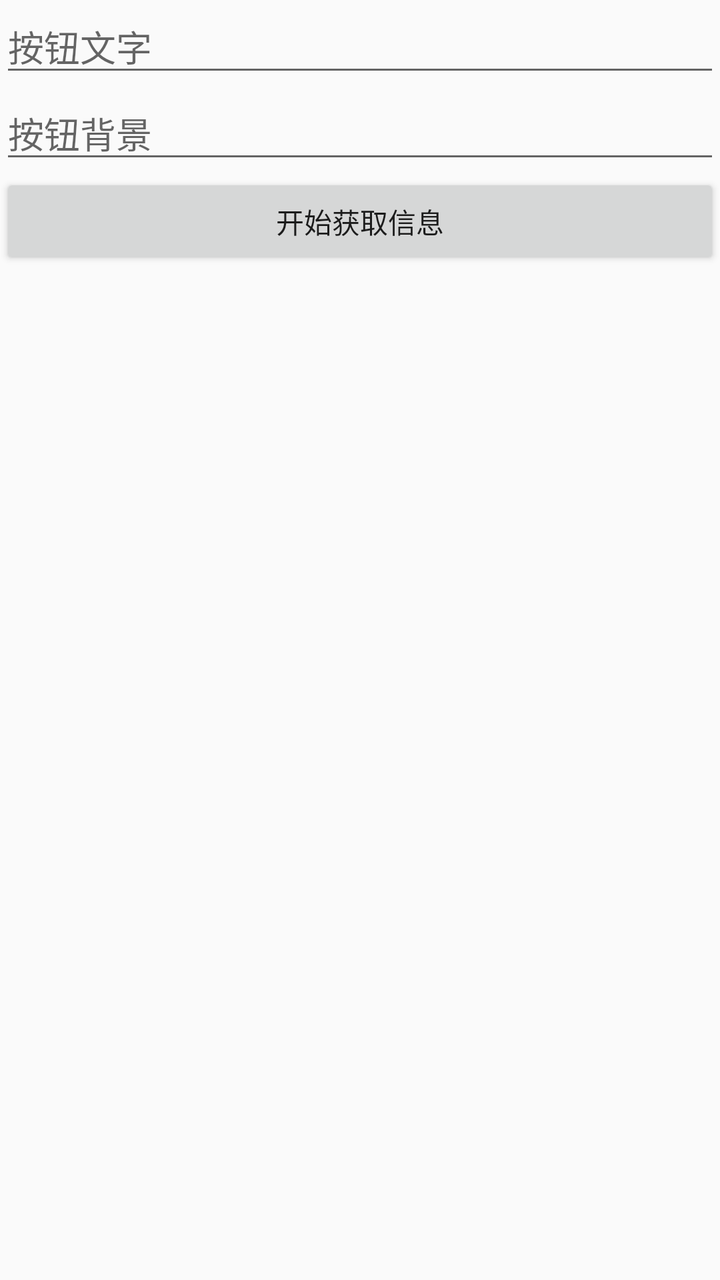
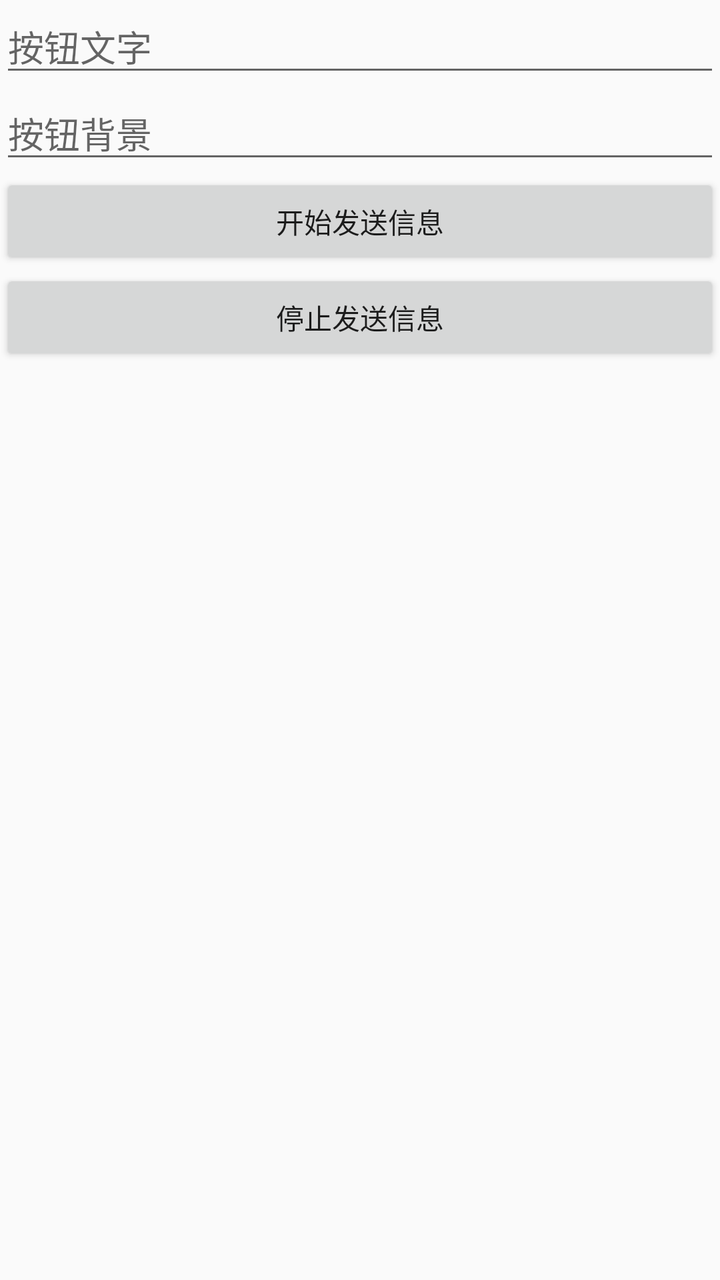

Compare the two renders of this Android layout. The source of the first and the diff that turns it into the second are given below.
<!-- AndroidManifest.xml: application theme AppTheme -->
<!-- res/layout/activity_main.xml -->
<?xml version="1.0" encoding="utf-8"?>
<LinearLayout xmlns:android="http://schemas.android.com/apk/res/android"
    xmlns:tools="http://schemas.android.com/tools"
    android:layout_width="match_parent"
    android:layout_height="match_parent"
    tools:context=".MainActivity"
    android:orientation="vertical">

    <EditText
        android:hint="按钮文字"
        android:id="@+id/et_name"
        android:layout_width="match_parent"
        android:layout_height="wrap_content" />

    <EditText
        android:hint="按钮背景"
        android:id="@+id/et_back"
        android:layout_width="match_parent"
        android:layout_height="wrap_content" />

    <Button
        android:text="开始获取信息"
        android:id="@+id/button"
        android:layout_width="match_parent"
        android:layout_height="wrap_content" />

</LinearLayout>
<!-- resources referenced by this layout -->
<resources>
  <style name="AppTheme" parent="Theme.AppCompat.Light.DarkActionBar">
          
          <item name="colorPrimary">@color/colorPrimary</item>
          <item name="colorPrimaryDark">@color/colorPrimaryDark</item>
          <item name="colorAccent">@color/colorAccent</item>
      </style>
  <color name="colorPrimary">#3F51B5</color>
  <color name="colorPrimaryDark">#303F9F</color>
  <color name="colorAccent">#FF4081</color>
</resources>

<!-- the commit's change to res/layout/activity_main.xml (unified diff, before → after) -->
@@ -19,9 +19,16 @@
         android:layout_height="wrap_content" />
 
     <Button
-        android:text="开始获取信息"
-        android:id="@+id/button"
+        android:text="开始发送信息"
+        android:id="@+id/btn_start"
         android:layout_width="match_parent"
         android:layout_height="wrap_content" />
 
+    <Button
+        android:text="停止发送信息"
+        android:id="@+id/btn_stop"
+        android:layout_height="wrap_content"
+        android:layout_width="match_parent" />
+
+
 </LinearLayout>
